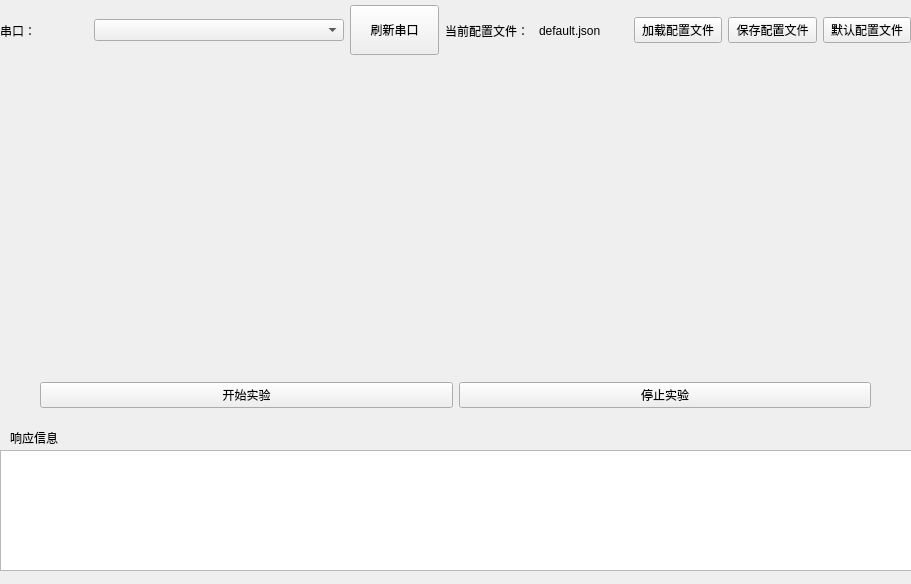
Old version of the form Module/experiment_setting/ui/tab7.ui in the repository 2950067210dqy/Animal_Project_Newly.
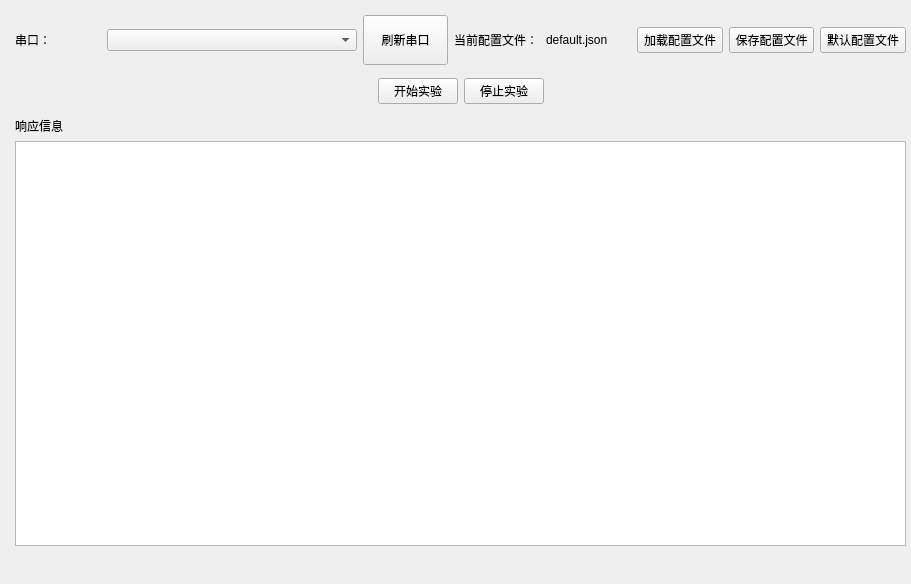
New version of the form.

What changed in the file:
```diff
--- a/Module/experiment_setting/ui/tab7.ui
+++ b/Module/experiment_setting/ui/tab7.ui
@@ -19,39 +19,36 @@
   <property name="windowTitle">
    <string>Form</string>
   </property>
-  <widget class="QListWidget" name="tab_7_responselist">
-   <property name="geometry">
-    <rect>
-     <x>0</x>
-     <y>450</y>
-     <width>921</width>
-     <height>121</height>
-    </rect>
-   </property>
-  </widget>
-  <widget class="QLabel" name="label_4">
+  <widget class="QWidget" name="verticalLayoutWidget_3">
    <property name="geometry">
     <rect>
      <x>10</x>
-     <y>430</y>
-     <width>54</width>
-     <height>16</height>
+     <y>10</y>
+     <width>901</width>
+     <height>541</height>
     </rect>
    </property>
-   <property name="text">
-    <string>响应信息</string>
-   </property>
-  </widget>
-  <widget class="QWidget" name="horizontalLayoutWidget">
-   <property name="geometry">
-    <rect>
-     <x>0</x>
-     <y>0</y>
-     <width>911</width>
-     <height>61</height>
-    </rect>
-   </property>
+   <layout class="QVBoxLayout" name="verticalLayout_2" stretch="0,3,0">
+    <property name="sizeConstraint">
+     <enum>QLayout::SetMinAndMaxSize</enum>
+    </property>
+    <property name="leftMargin">
+     <number>5</number>
+    </property>
+    <property name="topMargin">
+     <number>5</number>
+    </property>
+    <property name="rightMargin">
+     <number>5</number>
+    </property>
+    <property name="bottomMargin">
+     <number>5</number>
+    </property>
+    <item>
    <layout class="QHBoxLayout" name="horizontalLayout">
+      <property name="sizeConstraint">
+       <enum>QLayout::SetMaximumSize</enum>
+      </property>
     <item>
      <widget class="QLabel" name="label_3">
       <property name="text">
@@ -118,26 +115,23 @@
      </widget>
     </item>
    </layout>
-  </widget>
-  <widget class="QWidget" name="horizontalLayoutWidget_2">
-   <property name="geometry">
-    <rect>
-     <x>0</x>
-     <y>360</y>
-     <width>911</width>
-     <height>71</height>
-    </rect>
-   </property>
+    </item>
+    <item>
+     <layout class="QVBoxLayout" name="content_layout"/>
+    </item>
+    <item>
+     <layout class="QVBoxLayout" name="verticalLayout" stretch="0,1">
+      <item>
    <layout class="QHBoxLayout" name="horizontalLayout_2">
     <item>
      <spacer name="horizontalSpacer">
       <property name="orientation">
-       <enum>Qt::Vertical</enum>
+           <enum>Qt::Horizontal</enum>
       </property>
       <property name="sizeHint" stdset="0">
        <size>
-        <width>40</width>
-        <height>20</height>
+            <width>20</width>
+            <height>40</height>
        </size>
       </property>
      </spacer>
@@ -159,28 +153,41 @@
     <item>
      <spacer name="horizontalSpacer_2">
       <property name="orientation">
-       <enum>Qt::Vertical</enum>
+           <enum>Qt::Horizontal</enum>
       </property>
       <property name="sizeHint" stdset="0">
        <size>
-        <width>40</width>
-        <height>20</height>
+            <width>20</width>
+            <height>40</height>
        </size>
       </property>
      </spacer>
     </item>
    </layout>
-  </widget>
-  <widget class="QWidget" name="verticalLayoutWidget">
-   <property name="geometry">
-    <rect>
-     <x>0</x>
-     <y>70</y>
-     <width>911</width>
-     <height>291</height>
-    </rect>
-   </property>
-   <layout class="QVBoxLayout" name="content_layout"/>
+      </item>
+      <item>
+       <layout class="QVBoxLayout" name="verticalLayout_3" stretch="0,1">
+        <item>
+         <widget class="QLabel" name="label_4">
+          <property name="sizePolicy">
+           <sizepolicy hsizetype="Minimum" vsizetype="Minimum">
+            <horstretch>0</horstretch>
+            <verstretch>0</verstretch>
+           </sizepolicy>
+          </property>
+          <property name="text">
+           <string>响应信息</string>
+          </property>
+         </widget>
+        </item>
+        <item>
+         <widget class="QListWidget" name="tab_7_responselist"/>
+        </item>
+       </layout>
+      </item>
+     </layout>
+    </item>
+   </layout>
   </widget>
  </widget>
  <resources/>
```
Lines whose indentation alone changed are shown as unchanged.
